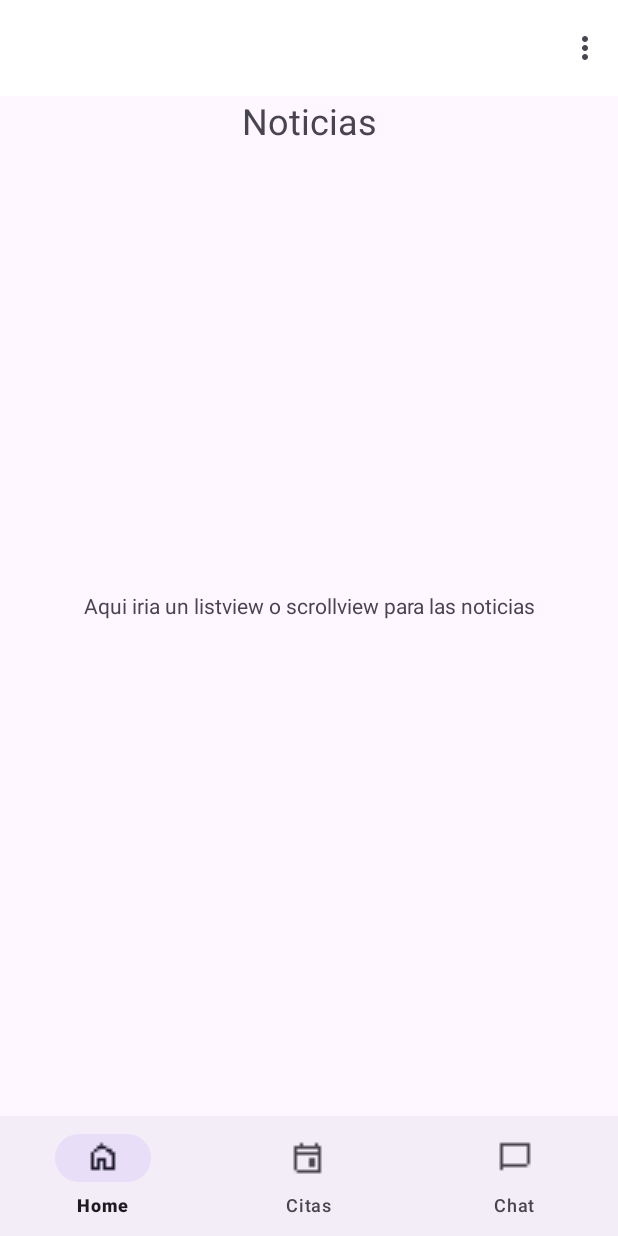
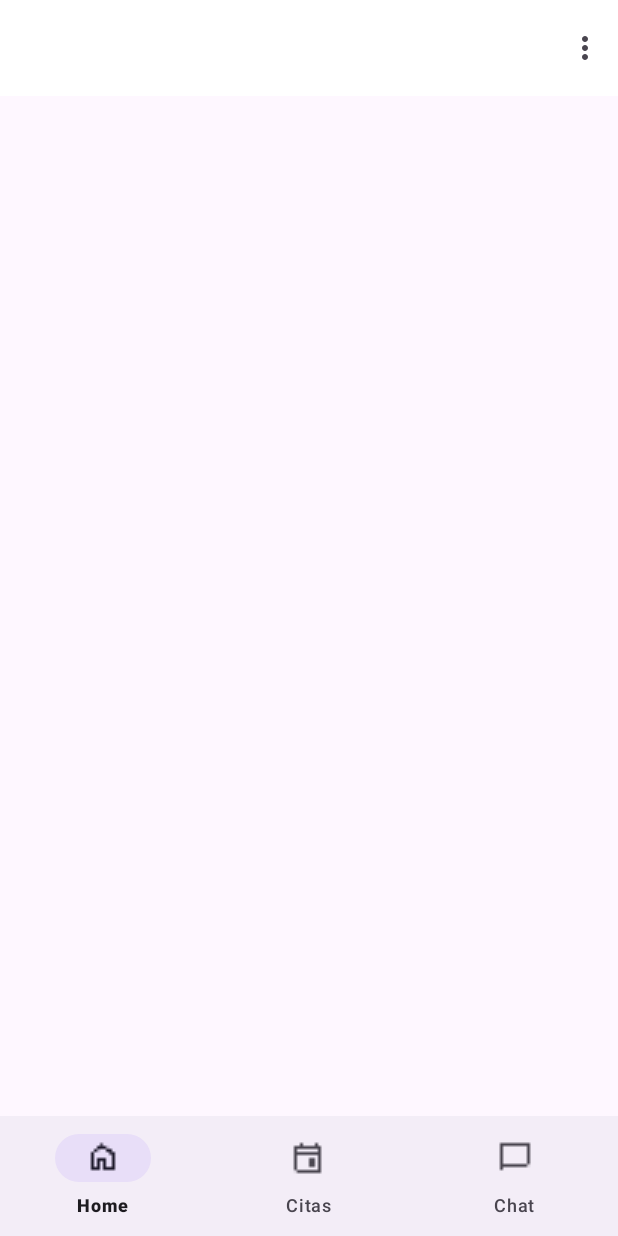
Before and after one commit to Random2127/Abogados, an Android app: the HomeCliFragment screen opened directly, with no data from a screen before it, on a phone screen of 412 x 824 dp. Run offline under Robolectric (Android 15) with nearby library versions, the phone set to English and light mode, and no system bars.

Commit message:
fragment changes

```diff
--- a/app/src/main/java/com/example/abogados/GestorBaseDatos.java
+++ b/app/src/main/java/com/example/abogados/GestorBaseDatos.java
@@ -17,17 +17,13 @@ public class GestorBaseDatos  extends SQLiteOpenHelper {
     public void onCreate(SQLiteDatabase db) {
 
         db.execSQL("CREATE TABLE prueba (id INTEGER PRIMARY KEY AUTOINCREMENT, user TEXT, password TEXT, mail TEXT, role TEXT)");
-        /*'CREATE TABLE IF NOT EXISTS empresa (id INTEGER PRIMARY KEY AUTOINCREMENT NOT NULL, nombre TEXT, fecha_creacion TIMESTAMP)',
+        //'CREATE TABLE IF NOT EXISTS user (id INTEGER PRIMARY KEY AUTOINCREMENT NOT NULL, nombre TEXT, apellido1 TEXT, apellido2 TEXT, dni TEXT, telefono TEXT, email TEXT, passwd TEXT, role TEXT, empresaFK INTEGER)',
+        //'CREATE TABLE IF NOT EXISTS servicio (id INTEGER PRIMARY KEY AUTOINCREMENT NOT NULL, titulo TEXT, dewcripcion TEXT, precio FLOAT, empresaFK NUM)',
+        //'CREATE TABLE IF NOT EXISTS cita (id INTEGER PRIMARY KEY AUTOINCREMENT NOT NULL, titulo TEXT, userFK INTEGER, servicioFK INTEGER, fecha TIMESTAMP, estado TEXT, notas TEXT, empresaFK INTEGER)',
+        //'CREATE TABLE IF NOT EXISTS empresa (id INTEGER PRIMARY KEY AUTOINCREMENT NOT NULL, nombre TEXT, fecha_creacion TIMESTAMP)',
+        //'CREATE TABLE IF NOT EXISTS mensaje (id INTEGER PRIMARY KEY AUTOINCREMENT NOT NULL, nombre TEXT, desde_user INTEGER, hasta_user INTEGER, comentario TEXT, time TIMESTAMP, empresaFK INTEGER)',
+        //'CREATE TABLE IF NOT EXISTS noticia (id INTEGER PRIMARY KEY AUTOINCREMENT NOT NULL, titulo, url, TEXT, descripcion TEXT, subido_por (userId) INTEGER , empresaFK INTEGER)',
 
-                'CREATE TABLE IF NOT EXISTS user (id INTEGER PRIMARY KEY AUTOINCREMENT NOT NULL, nombre TEXT, apellido1 TEXT, apellido2 TEXT, dni TEXT, telefono TEXT, email TEXT, passwd TEXT, role TEXT, empresaFK INTEGER)',
-
-                'CREATE TABLE IF NOT EXISTS servicio (id INTEGER PRIMARY KEY AUTOINCREMENT NOT NULL, titulo TEXT, dewcripcion TEXT, precio FLOAT, empresaFK NUM)',
-
-                'CREATE TABLE IF NOT EXISTS cita (id INTEGER PRIMARY KEY AUTOINCREMENT NOT NULL, titulo TEXT, userFK INTEGER, servicioFK INTEGER, fecha TIMESTAMP, estado TEXT, notas TEXT, empresaFK INTEGER)',
-
-                'CREATE TABLE IF NOT EXISTS mensaje (id INTEGER PRIMARY KEY AUTOINCREMENT NOT NULL, nombre TEXT, desde_user INTEGER, hasta_user INTEGER, comentario TEXT, time TIMESTAMP, empresaFK INTEGER)',
-
-                'CREATE TABLE IF NOT EXISTS noticia (id INTEGER PRIMARY KEY AUTOINCREMENT NOT NULL, titulo, url, TEXT, descripcion TEXT, subido_por (userId) INTEGER , empresaFK INTEGER)',*/
         db.execSQL("INSERT INTO prueba VALUES(null, 'a','a','a@gmail.com','abo')");
         db.execSQL("INSERT INTO prueba VALUES(null, 'c','c','c@gmail.com','cli')");
 
@@ -37,4 +33,6 @@ public class GestorBaseDatos  extends SQLiteOpenHelper {
     public void onUpgrade(SQLiteDatabase db, int oldVersion, int newVersion) {
 
     }
+
+
 }
--- a/app/src/main/java/com/example/abogados/Registro.java
+++ b/app/src/main/java/com/example/abogados/Registro.java
@@ -19,10 +19,8 @@ public class Registro extends AppCompatActivity {
     protected EditText email;
     protected EditText password1;
     protected EditText password2;
-
     protected Button volver;
     protected Button aceptar;
-
     protected Intent pasraPantalla;
 
     @Override
@@ -48,7 +46,6 @@ public class Registro extends AppCompatActivity {
             public void onClick(View v) {
                 pasraPantalla = new Intent(Registro.this, MainActivity.class);
                 startActivity(pasraPantalla);
-
             }
         });
 
--- a/app/src/main/res/layout/fragment_cita_cli.xml
+++ b/app/src/main/res/layout/fragment_cita_cli.xml
@@ -1,5 +1,6 @@
 <?xml version="1.0" encoding="utf-8"?>
-<FrameLayout xmlns:android="http://schemas.android.com/apk/res/android"
+<FrameLayout
+    xmlns:android="http://schemas.android.com/apk/res/android"
     xmlns:tools="http://schemas.android.com/tools"
     android:layout_width="match_parent"
     android:layout_height="match_parent"
--- a/app/src/main/res/layout/fragment_home_cli.xml
+++ b/app/src/main/res/layout/fragment_home_cli.xml
@@ -1,38 +1,11 @@
 <?xml version="1.0" encoding="utf-8"?>
-<FrameLayout xmlns:android="http://schemas.android.com/apk/res/android"
+<androidx.constraintlayout.widget.ConstraintLayout
+    xmlns:android="http://schemas.android.com/apk/res/android"
+    xmlns:app="http://schemas.android.com/apk/res-auto"
     xmlns:tools="http://schemas.android.com/tools"
     android:layout_width="match_parent"
-    android:layout_height="match_parent"
-    tools:context=".cliente.HomeCliFragment">
+    android:layout_height="match_parent">
 
-    <!-- TODO: Update blank fragment layout -->
-    <TextView
-        android:id="@+id/texto_home_cli"
-        android:layout_width="match_parent"
-        android:layout_height="match_parent"
-        android:text="Noticias"
-        android:textAlignment="center"
-        android:textSize="24sp" />
 
-    <TextView
-        android:id="@+id/noticias_home_cli"
-        android:layout_width="wrap_content"
-        android:layout_height="wrap_content"
-        android:layout_gravity="center"
-        android:gravity="center"
-        android:text="Aqui iria un listview o scrollview para las noticias" />
 
-    <ScrollView
-        android:layout_width="330dp"
-        android:layout_height="524dp"
-        android:layout_marginLeft="50dp"
-        android:layout_marginTop="80dp"
-        android:importantForAccessibility="no">
-
-        <LinearLayout
-            android:layout_width="match_parent"
-            android:layout_height="wrap_content"
-            android:orientation="vertical" />
-    </ScrollView>
-
-</FrameLayout>
+</androidx.constraintlayout.widget.ConstraintLayout>
```
